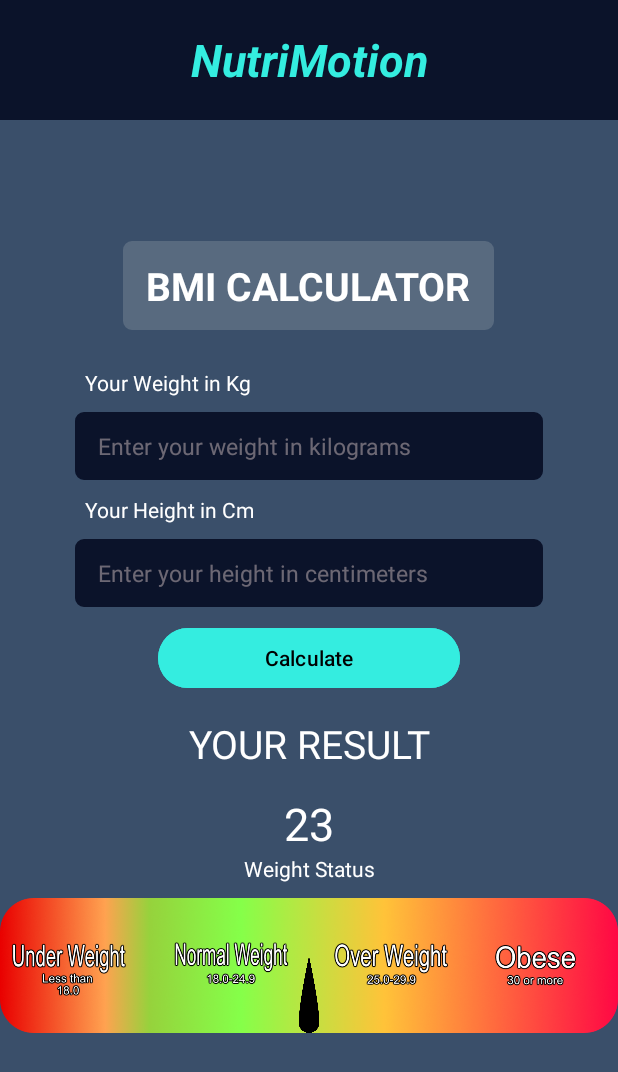
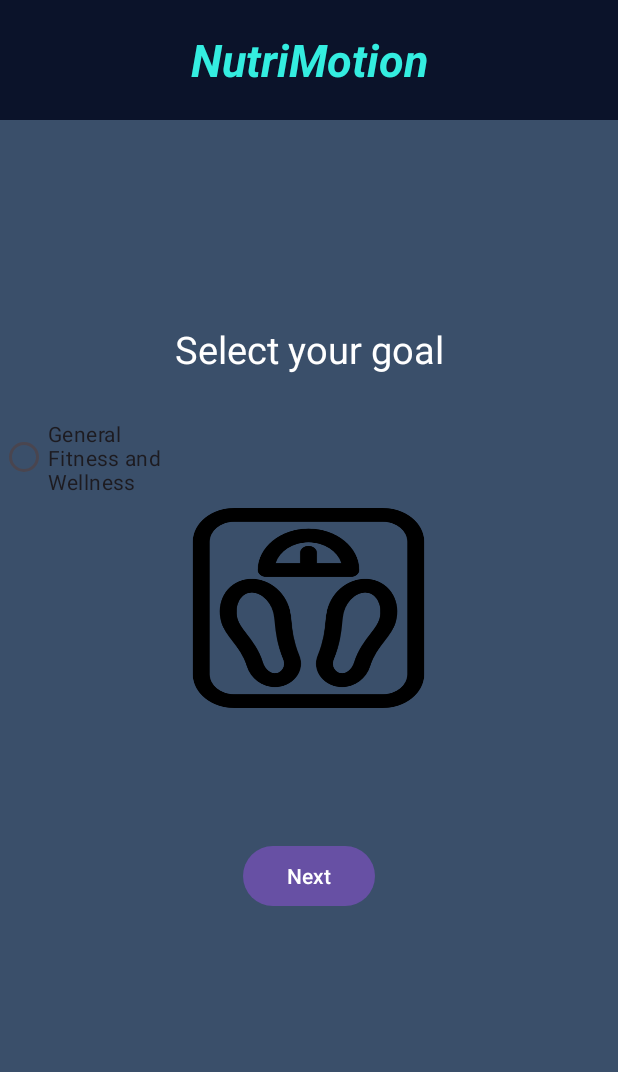
Before and after one commit to sandracormos/testtest, an Android app: the screen it shows after launch (MainActivity), on a phone screen of 412 x 824 dp. Shown: the top 1072 px of the screen. Run offline under Robolectric (Android 15) with nearby library versions, the phone set to English and light mode, and no system bars.

Commit message:
set goal screen. buton lumineaza

```diff
--- a/app/src/main/java/com/example/test/MainActivity.java
+++ b/app/src/main/java/com/example/test/MainActivity.java
@@ -4,12 +4,10 @@ import android.annotation.SuppressLint;
 import android.os.Bundle;
 import android.view.View;
 import android.widget.Button;
+import android.widget.ImageButton;
 import android.widget.ImageView;
 import android.widget.TextView;
 import androidx.appcompat.app.AppCompatActivity;
-import androidx.constraintlayout.widget.ConstraintLayout;
-
-import com.example.test.R;
 
 public class MainActivity extends AppCompatActivity {
 
@@ -20,113 +18,138 @@ public class MainActivity extends AppCompatActivity {
     ImageView chart;
     ImageView needle;
 
+    ImageButton weightlossbtn;
 
 
 
+    @SuppressLint("MissingInflatedId")
     @Override
     protected void onCreate(Bundle savedInstanceState) {
         super.onCreate(savedInstanceState);
-        setContentView(R.layout.activity_main);
+        setContentView(R.layout.set_goal);
 
-        btn = findViewById(R.id.btn);
-        height = findViewById(R.id.height);
-        weight = findViewById(R.id.weight);
-        final TextView resultText = findViewById(R.id.result);
-        status = findViewById(R.id.status);
-        chart = findViewById(R.id.chart);
-        needle = findViewById(R.id.needle);
+        weightlossbtn = findViewById(R.id.weightlossbtn);
 
-        // Define the minimum and maximum X-axis positions for the needle
-        final int minPosition = 0;
-        final int maxPosition = chart.getWidth() - needle.getWidth();
-        float myNeedlePos = needle.getX();
+        weightlossbtn.setOnClickListener(new View.OnClickListener() {
+            @Override
+            public void onClick(View v) {
+                weightlossbtn.setImageResource(R.drawable.button_pressed_weightloss);
+
+            }
+        });
+       // setContentView(R.layout.activity_main);
+
+//        btn = findViewById(R.id.btn);
+//        height = findViewById(R.id.height);
+//        weight = findViewById(R.id.weight);
+//        final TextView resultText = findViewById(R.id.result);
+//        status = findViewById(R.id.status);
+//        chart = findViewById(R.id.chart);
+//        needle = findViewById(R.id.needle);
+
+//        // Define the minimum and maximum X-axis positions for the needle
+//        final int minPosition = 0;
+//        final int maxPosition = chart.getWidth() - needle.getWidth();
+//        float myNeedlePos = needle.getX();
+//
+//
+//
+//
+//
+//        btn.setOnClickListener(new View.OnClickListener() {
+//            @SuppressLint("DefaultLocale")
+//            @Override
+//            public void onClick(View v) {
+//                String heightStr = height.getText().toString();
+//                String weightStr = weight.getText().toString();
+//
+//                if (heightStr.isEmpty() || weightStr.isEmpty()) {
+//                    resultText.setTextSize(20);
+//                    resultText.setText("Please enter both height and weight");
+//                    return;
+//                }
+//
+//                double heightValue = Double.parseDouble(heightStr);
+//                double weightValue = Double.parseDouble(weightStr);
+//
+//                double heightInMeters = heightValue / 100.0;
+//                double bmi = weightValue / (heightInMeters * heightInMeters);
+//
+//                String weightStatus;
+//                if (bmi < 18.5) {
+//                    weightStatus = "Underweight";
+//                } else if (bmi < 24.9) {
+//                    weightStatus = "Normal weight";
+//                } else if (bmi < 29.9) {
+//                    weightStatus = "Overweight";
+//                } else {
+//                    weightStatus = "Obesity";
+//                }
+//
+//
+//                resultText.setText(String.format("Your BMI: %.2f", bmi));
+//                status.setText(String.format("( %s )", weightStatus));
+//
+//                // Calculate the X-axis position for the needle based on BMI
+//                float position = calculatePosition(bmi, maxPosition);
+//
+//                // Set the X-axis position of the needle
+//
+//            }
+//        });
+//    }
+//
+//    // Calculate the X-axis position based on the BMI value and chart design
+//    private float calculatePosition(double bmi, int maxPosition) {
+//        // Define the chart's minimum and maximum BMI values
+//
+//        if(bmi < 10)
+//            bmi = 10;
+//        else if(bmi > 30)
+//            bmi = 30;
+//
+//        float normalizedBmi = (float) (bmi - 10) / (30 - 10);
+//        float position = normalizedBmi * 1000 - 500;
+//
+//        ConstraintLayout.LayoutParams params = (ConstraintLayout.LayoutParams) needle.getLayoutParams();
+//        params.horizontalBias = normalizedBmi; // here is one modification for example. modify anything else you want :)
+//        needle.setLayoutParams(params); // request the view to use the new modified params
+//
+//        return position;
+//
+////        double minBmi = 10.0;
+////        double maxBmi = 30.0;
+////        float position = 0;
+////
+////        if (bmi > 30) {
+////            bmi = 30;
+////        } else if (bmi < 10) {
+////            bmi = 10;
+////        }
+////        // Calculate the X-axis position based on the user's BMI
+////        if (bmi < 20) {
+////            float aux = (float) ((bmi - minBmi) / 10) * 500;  //  450
+////            position = (float) -500+ aux;
+////        }
+////        if (bmi > 20) {
+////            float aux = (float) ((bmi - minBmi) / 10)*500;  //  9/10
+////            position = aux - 500;
+////
+//
+//        }
+    }
 
 
 
 
 
-        btn.setOnClickListener(new View.OnClickListener() {
-            @SuppressLint("DefaultLocale")
-            @Override
-            public void onClick(View v) {
-                String heightStr = height.getText().toString();
-                String weightStr = weight.getText().toString();
-
-                if (heightStr.isEmpty() || weightStr.isEmpty()) {
-                    resultText.setTextSize(20);
-                    resultText.setText("Please enter both height and weight");
-                    return;
-                }
-
-                double heightValue = Double.parseDouble(heightStr);
-                double weightValue = Double.parseDouble(weightStr);
-
-                double heightInMeters = heightValue / 100.0;
-                double bmi = weightValue / (heightInMeters * heightInMeters);
-
-                String weightStatus;
-                if (bmi < 18.5) {
-                    weightStatus = "Underweight";
-                } else if (bmi < 24.9) {
-                    weightStatus = "Normal weight";
-                } else if (bmi < 29.9) {
-                    weightStatus = "Overweight";
-                } else {
-                    weightStatus = "Obesity";
-                }
 
 
-                resultText.setText(String.format("Your BMI: %.2f", bmi));
-                status.setText(String.format("( %s )", weightStatus));
 
-                // Calculate the X-axis position for the needle based on BMI
-                float position = calculatePosition(bmi, maxPosition);
 
-                // Set the X-axis position of the needle
 
-            }
-        });
-    }
 
-    // Calculate the X-axis position based on the BMI value and chart design
-    private float calculatePosition(double bmi, int maxPosition) {
-        // Define the chart's minimum and maximum BMI values
 
-        if(bmi < 10)
-            bmi = 10;
-        else if(bmi > 30)
-            bmi = 30;
-
-        float normalizedBmi = (float) (bmi - 10) / (30 - 10);
-        float position = normalizedBmi * 1000 - 500;
-
-        ConstraintLayout.LayoutParams params = (ConstraintLayout.LayoutParams) needle.getLayoutParams();
-        params.horizontalBias = normalizedBmi; // here is one modification for example. modify anything else you want :)
-        needle.setLayoutParams(params); // request the view to use the new modified params
-
-        return position;
-
-//        double minBmi = 10.0;
-//        double maxBmi = 30.0;
-//        float position = 0;
-//
-//        if (bmi > 30) {
-//            bmi = 30;
-//        } else if (bmi < 10) {
-//            bmi = 10;
-//        }
-//        // Calculate the X-axis position based on the user's BMI
-//        if (bmi < 20) {
-//            float aux = (float) ((bmi - minBmi) / 10) * 500;  //  450
-//            position = (float) -500+ aux;
-//        }
-//        if (bmi > 20) {
-//            float aux = (float) ((bmi - minBmi) / 10)*500;  //  9/10
-//            position = aux - 500;
-//
-//
-//        }
-    }
 
 
 }
--- /dev/null
+++ b/app/src/main/res/layout/set_goal.xml
@@ -0,0 +1,127 @@
+<?xml version="1.0" encoding="utf-8"?>
+
+<RelativeLayout xmlns:android="http://schemas.android.com/apk/res/android"
+    xmlns:app="http://schemas.android.com/apk/res-auto"
+    xmlns:tools="http://schemas.android.com/tools"
+    android:layout_width="match_parent"
+    android:layout_height="wrap_content"
+    tools:context=".MainActivity">
+
+    <LinearLayout
+        android:layout_width="match_parent"
+        android:layout_height="match_parent"
+        android:background="#3A4F6A"
+        android:backgroundTint="#3A4F6A"
+        android:gravity="center"
+        android:orientation="vertical"
+        tools:context=".MainActivity">
+
+
+        <TextView
+            android:id="@+id/textView3"
+            android:layout_width="match_parent"
+            android:layout_height="wrap_content"
+            android:gravity="center"
+            android:text="@string/select_your_goal"
+            android:textColor="@color/white"
+            android:textSize="25sp"
+            />
+
+
+        <androidx.constraintlayout.widget.ConstraintLayout
+            android:layout_width="match_parent"
+            android:layout_height="310sp">
+
+            <RadioButton
+                android:id="@+id/weightLossBtn"
+                android:layout_width="110dp"
+                android:layout_height="53dp"
+                android:layout_marginEnd="24dp"
+                android:text="Weight Loss"
+                app:layout_constraintEnd_toStartOf="@+id/muscleGainBtn"
+                tools:ignore="MissingConstraints"
+                tools:layout_editor_absoluteY="238dp" />
+
+            <RadioButton
+                android:id="@+id/muscleGainBtn"
+                android:layout_width="101dp"
+                android:layout_height="34dp"
+                android:layout_marginEnd="12dp"
+                android:text="Muscle Gain"
+                app:layout_constraintEnd_toStartOf="@+id/button3"
+                tools:ignore="MissingConstraints"
+                tools:layout_editor_absoluteY="258dp" />
+
+            <RadioButton
+                android:id="@+id/button3"
+                android:layout_width="110dp"
+                android:layout_height="110dp"
+                android:text="General Fitness and Wellness"
+                tools:ignore="MissingConstraints"
+                tools:layout_editor_absoluteX="294dp"
+                tools:layout_editor_absoluteY="179dp" />
+
+            <ImageButton
+                android:id="@+id/weightlossbtn"
+                android:layout_width="163dp"
+                android:layout_height="133dp"
+                android:background="#00FFFFFF"
+                android:scaleType="fitXY"
+                app:layout_constraintBottom_toBottomOf="parent"
+                app:layout_constraintEnd_toEndOf="parent"
+                app:layout_constraintHorizontal_bias="0.498"
+                app:layout_constraintStart_toStartOf="parent"
+                app:layout_constraintTop_toTopOf="parent"
+                app:layout_constraintVertical_bias="0.502"
+                app:srcCompat="@drawable/weight_loss_icon" />
+
+        </androidx.constraintlayout.widget.ConstraintLayout>
+
+        <ImageView
+                android:id="@+id/photoMaintainWeight"
+                android:layout_width="wrap_content"
+                android:layout_height="wrap_content"
+                app:layout_constraintEnd_toEndOf="parent"
+                app:layout_constraintStart_toStartOf="parent"
+                tools:ignore="MissingConstraints" />
+
+            <ImageView
+                android:id="@+id/photoBulk"
+                android:layout_width="wrap_content"
+                android:layout_height="wrap_content"
+                app:layout_constraintEnd_toEndOf="parent"
+                app:layout_constraintStart_toStartOf="parent"
+                tools:ignore="MissingConstraints" />
+
+            <ImageView
+                android:id="@+id/photoLoseWeight"
+                android:layout_width="wrap_content"
+                android:layout_height="wrap_content"
+                app:layout_constraintEnd_toEndOf="parent"
+                app:layout_constraintStart_toStartOf="parent"
+                tools:ignore="MissingConstraints" />
+
+        <Button
+            android:id="@+id/nextButton"
+            android:layout_width="wrap_content"
+            android:layout_height="wrap_content"
+            android:onClick="onNextButtonClicked"
+            android:text="Next" />
+
+
+        <!-- Next Button -->
+
+
+</LinearLayout>
+
+    <TextView
+        android:layout_width="match_parent"
+        android:layout_height="80sp"
+        android:background="@color/input"
+        android:text="@string/nutrimotion"
+        android:textColor="@color/button"
+        android:gravity="center"
+
+        android:textSize="30sp"
+        android:textStyle="bold|italic" />
+</RelativeLayout>
--- a/app/src/main/res/values/strings.xml
+++ b/app/src/main/res/values/strings.xml
@@ -11,5 +11,7 @@
     <string name="height_description">"Enter your height in centimeters"</string>
     <string name="textview">TextView</string>
     <string name="nutrimotion">NutriMotion</string>
+    <string name="lose_weight">Lose Weight</string>
+    <string name="select_your_goal">Select your goal</string>
 
 </resources>
```
Also changed, not shown: app/src/main/res/drawable/bodybuilding_icon.png (added), app/src/main/res/drawable/button_pressed_weightloss.png (added), app/src/main/res/drawable/weight_loss_icon.png (added), app/src/main/res/drawable/wellness_icon.png (added).
